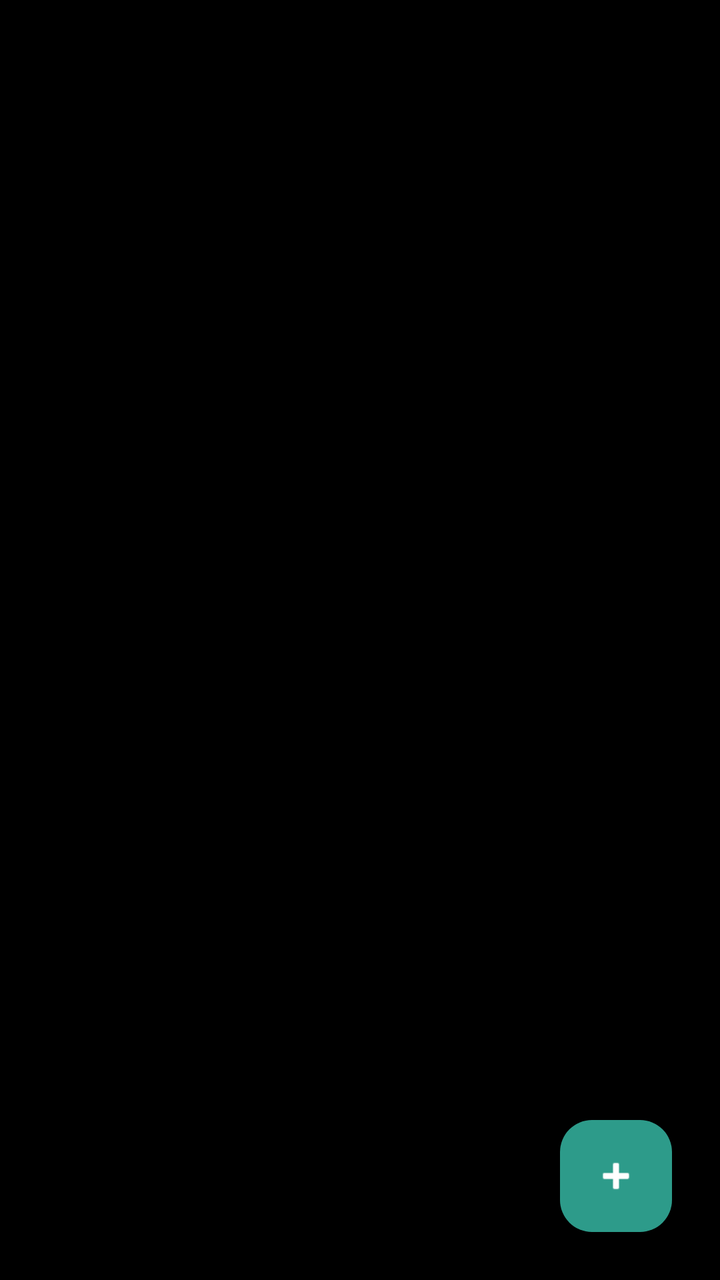
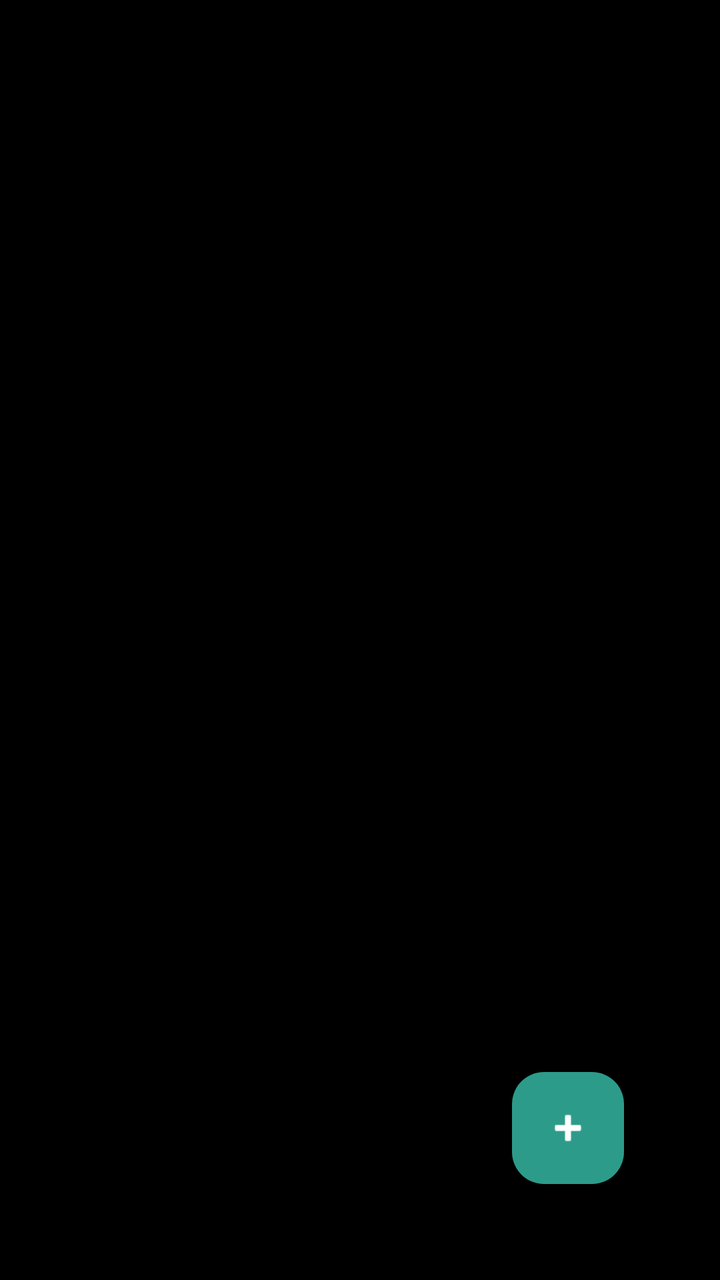

An Android layout rendered at two revisions. The XML below is the earlier revision; the diff shows what the commit changed to produce the second picture.
<!-- AndroidManifest.xml: application theme Theme.Splitwise -->
<!-- res/layout/fragment_home.xml -->
<?xml version="1.0" encoding="utf-8"?>
<RelativeLayout xmlns:android="http://schemas.android.com/apk/res/android"
    xmlns:app="http://schemas.android.com/apk/res-auto"
    android:layout_width="match_parent"
    android:layout_height="match_parent"
    android:background="@color/black">

    <androidx.recyclerview.widget.RecyclerView
        android:id="@+id/rvExpenses"
        android:layout_width="match_parent"
        android:layout_height="match_parent"
        android:clipToPadding="false"
        android:paddingBottom="88dp" />

    <com.google.android.material.floatingactionbutton.FloatingActionButton
        android:id="@+id/fabAddExpense"
        android:layout_width="wrap_content"
        android:layout_height="wrap_content"
        android:layout_alignParentEnd="true"
        android:layout_alignParentBottom="true"
        android:layout_margin="24dp"
        android:contentDescription="Add Expense"
        android:src="@android:drawable/ic_input_add"
        app:backgroundTint="@color/profile_primary_button"
        app:tint="@color/white" />

</RelativeLayout>
<!-- resources referenced by this layout -->
<resources>
  <color name="black">#FF000000</color>
  <color name="profile_primary_button">#2D9B8A</color>
  <color name="white">#FFFFFFFF</color>
  <style name="Theme.Splitwise" parent="Base.Theme.Splitwise" />
  <style name="Base.Theme.Splitwise" parent="Theme.Material3.DayNight.NoActionBar">
          <item name="colorPrimary">@color/darkGrey</item>
          <item name="colorOnPrimary">@color/white</item>
          <item name="android:statusBarColor">@color/black</item>
          <item name="android:navigationBarColor">@color/black</item>
          <item name="android:windowLightStatusBar">false</item>
          <item name="indicatorColor">@color/grey</item>
  
          <item name="android:spinnerStyle">@style/Widget.Splitwise.Spinner</item>
          <item name="textInputStyle">@style/Widget.Splitwise.TextInputLayout.OutlinedBox</item>
      </style>
  <color name="darkGrey">#1A1A1A</color>
  <color name="grey">#A0A0A0</color>
  <style name="Widget.Splitwise.Spinner" parent="Widget.AppCompat.Spinner">
          <item name="android:popupBackground">@color/white</item>
      </style>
  <style name="Widget.Splitwise.TextInputLayout.OutlinedBox" parent="Widget.MaterialComponents.TextInputLayout.OutlinedBox">
          <item name="boxStrokeWidth">2dp</item>
          <item name="boxStrokeWidthFocused">2dp</item>
          <item name="boxCornerRadiusTopStart">12dp</item>
          <item name="boxCornerRadiusTopEnd">12dp</item>
          <item name="boxCornerRadiusBottomStart">12dp</item>
          <item name="boxCornerRadiusBottomEnd">12dp</item>
      </style>
</resources>

<!-- the commit's change to res/layout/fragment_home.xml (unified diff, before → after) -->
@@ -1,27 +1,37 @@
 <?xml version="1.0" encoding="utf-8"?>
-<RelativeLayout xmlns:android="http://schemas.android.com/apk/res/android"
+<ScrollView xmlns:android="http://schemas.android.com/apk/res/android"
     xmlns:app="http://schemas.android.com/apk/res-auto"
     android:layout_width="match_parent"
     android:layout_height="match_parent"
-    android:background="@color/black">
-
-    <androidx.recyclerview.widget.RecyclerView
-        android:id="@+id/rvExpenses"
+    android:background="@color/black"
+    android:fillViewport="true">
+    <RelativeLayout xmlns:android="http://schemas.android.com/apk/res/android"
+        xmlns:app="http://schemas.android.com/apk/res-auto"
         android:layout_width="match_parent"
         android:layout_height="match_parent"
-        android:clipToPadding="false"
-        android:paddingBottom="88dp" />
+        android:background="@color/black"
+        android:padding="24dp">
 
-    <com.google.android.material.floatingactionbutton.FloatingActionButton
-        android:id="@+id/fabAddExpense"
-        android:layout_width="wrap_content"
-        android:layout_height="wrap_content"
-        android:layout_alignParentEnd="true"
-        android:layout_alignParentBottom="true"
-        android:layout_margin="24dp"
-        android:contentDescription="Add Expense"
-        android:src="@android:drawable/ic_input_add"
-        app:backgroundTint="@color/profile_primary_button"
-        app:tint="@color/white" />
+        <androidx.recyclerview.widget.RecyclerView
+            android:id="@+id/rvExpenses"
+            android:layout_width="match_parent"
+            android:layout_height="match_parent"
+            android:clipToPadding="false"
+            android:paddingBottom="88dp"
+            android:layout_marginTop="16dp"
+            />
 
-</RelativeLayout>
+        <com.google.android.material.floatingactionbutton.FloatingActionButton
+            android:id="@+id/fabAddExpense"
+            android:layout_width="wrap_content"
+            android:layout_height="wrap_content"
+            android:layout_alignParentEnd="true"
+            android:layout_alignParentBottom="true"
+            android:layout_margin="24dp"
+            android:contentDescription="Add Expense"
+            android:src="@android:drawable/ic_input_add"
+            app:backgroundTint="@color/profile_primary_button"
+            app:tint="@color/white" />
+
+    </RelativeLayout>
+</ScrollView>
<!-- resource entries referenced after the edit -->
@@ -21,8 +21,12 @@
           <item name="android:popupBackground">@color/white</item>
       </style>
   <style name="Widget.Splitwise.TextInputLayout.OutlinedBox" parent="Widget.MaterialComponents.TextInputLayout.OutlinedBox">
+          <item name="boxStrokeColor">@color/text_input_box_stroke</item>
           <item name="boxStrokeWidth">2dp</item>
           <item name="boxStrokeWidthFocused">2dp</item>
+          <item name="hintTextColor">@color/darkGrey</item>
+          <item name="android:textColorHint">@color/grey</item>
+          <item name="endIconTint">@color/darkGrey</item>
           <item name="boxCornerRadiusTopStart">12dp</item>
           <item name="boxCornerRadiusTopEnd">12dp</item>
           <item name="boxCornerRadiusBottomStart">12dp</item>
